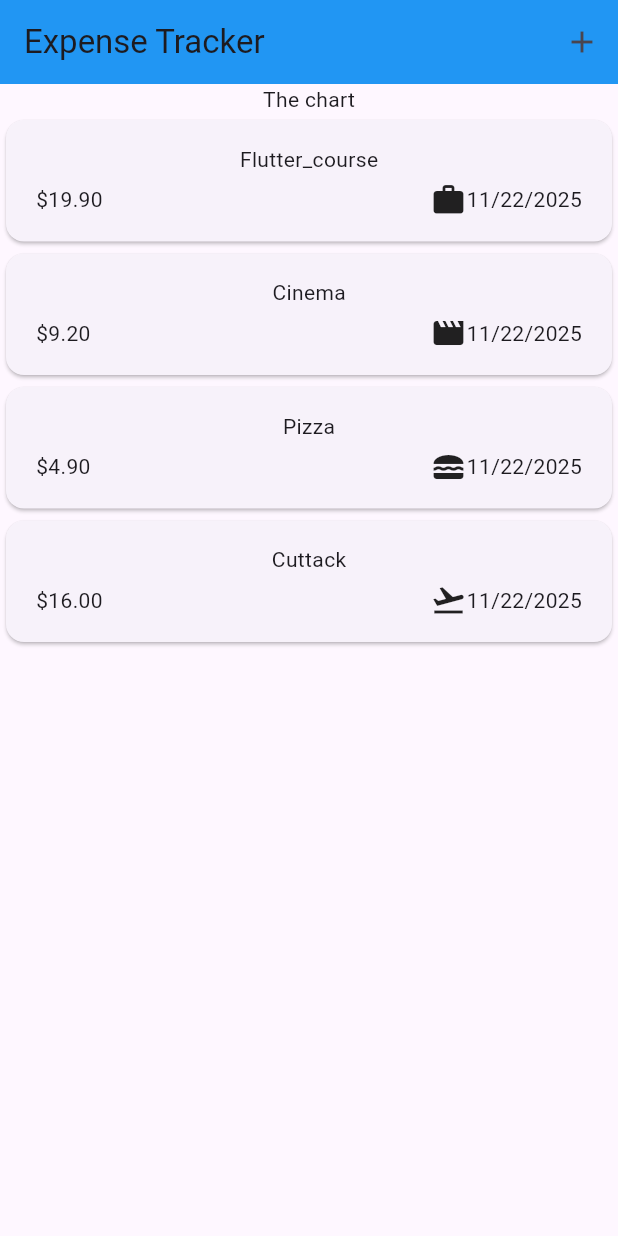
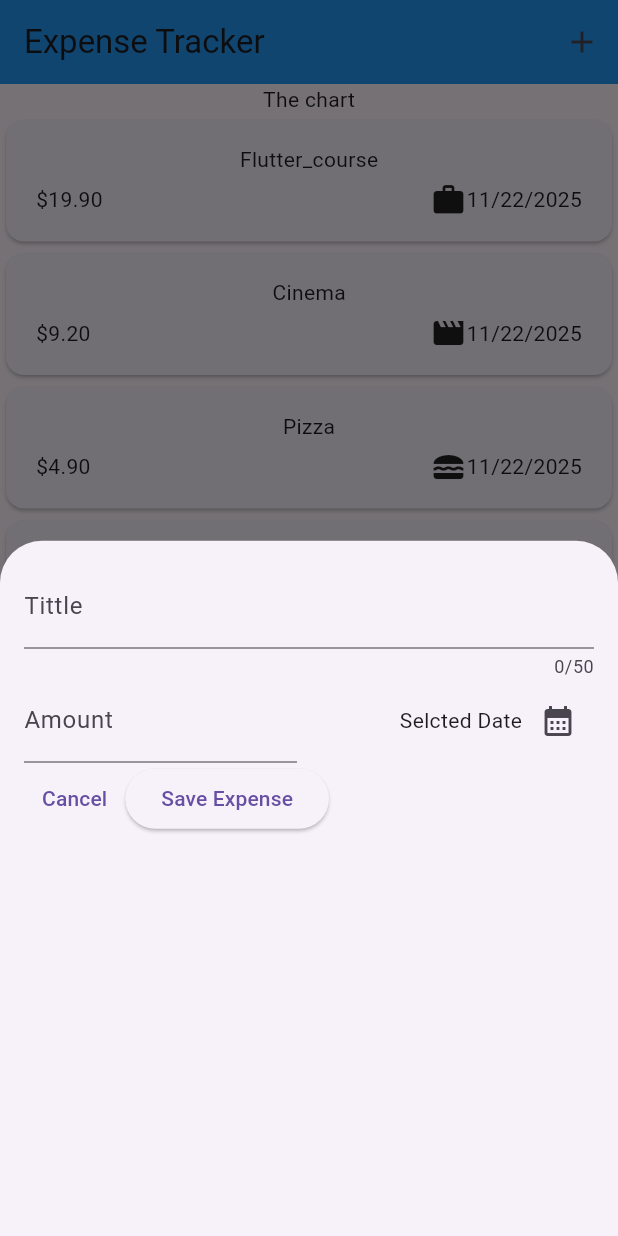
Before and after one commit to theDeveloper7-stack/App-Development, a Flutter app: the screen it shows after launch, after a tap on the "add" icon, on a phone screen of 412 x 824 dp. Run offline on Flutter 3.47's test engine with Material 3 defaults, Android fonts, the phone set to English and light mode, and no system bars.

Commit message:
modal sheel, text field and datepicker

```diff
--- a/lib/widgets/expenses.dart
+++ b/lib/widgets/expenses.dart
@@ -1,5 +1,6 @@
 import 'package:expense_tracker_app/widgets/expense_list/expenses_list.dart';
 import 'package:expense_tracker_app/models/expense.dart';
+import 'package:expense_tracker_app/widgets/new_expense.dart';
 import 'package:flutter/material.dart';
 
 class Expenses extends StatefulWidget {
@@ -12,13 +13,43 @@ class Expenses extends StatefulWidget {
 }
 
 class _ExpensesState extends State<Expenses> {
+  final List<Expense> _registeredExpenses = [
+    Expense(
+      title: 'Flutter_course',
+      amount: 19.9,
+      date: DateTime.now(),
+      category: Category.work,
+    ),
+    Expense(
+      title: 'Cinema',
+      amount: 9.2,
+      date: DateTime.now(),
+      category: Category.leisure,
+    ),
+    Expense(
+      title: 'Pizza',
+      amount: 4.9,
+      date: DateTime.now(),
+      category: Category.food,
+    ),
+    Expense(
+      title: 'Cuttack',
+      amount: 16.0,
+      date: DateTime.now(),
+      category: Category.travel,
+    ),
+  ];
 
-  final List<Expense> _registeredExpenses = [
-    Expense(title: 'Flutter_course', amount: 19.9, date: DateTime.now(), category: Category.work),
-    Expense(title: 'Cinema', amount: 9.2, date: DateTime.now(), category: Category.leisure),
-    Expense(title: 'Pizza', amount: 4.9, date: DateTime.now(), category: Category.food),
-    Expense(title: 'Cuttack', amount: 16.0, date: DateTime.now(), category: Category.travel),
-  ];
+  void _openAddExpenseOverlay() {
+    // It covers part of the screen from the bottom and rest UI becomes dimmed
+    // It feels like a pop up dialog but styled like a sheet.
+    showModalBottomSheet(
+      context: context,
+      builder: (ctx) {
+        return NewExpense();
+      },
+    );
+  }
 
   @override
   Widget build(BuildContext context) {
@@ -27,20 +58,17 @@ class _ExpensesState extends State<Expenses> {
         title: Text('Expense Tracker'),
         backgroundColor: Colors.blue,
         actions: [
-          IconButton(
-              onPressed: (){},
-              icon: Icon(Icons.add),
-            )
+          IconButton(onPressed: _openAddExpenseOverlay, icon: Icon(Icons.add)),
         ],
       ),
       body: Column(
-      children: [
+        children: [
           Text('The chart'),
           Expanded(
             child: ExpensesList(expenses_var: _registeredExpenses),
             // since it is a column or listView inside a column widget so we have to set
             // it to expanded so that it takes the required space
-            )
+          ),
         ],
       ),
     );
--- /dev/null
+++ b/lib/widgets/new_expense.dart
@@ -0,0 +1,105 @@
+import 'package:flutter/material.dart';
+
+class NewExpense extends StatefulWidget {
+  const NewExpense({super.key});
+
+  @override
+  State<NewExpense> createState() {
+    return _NewExpenseState();
+  }
+}
+
+class _NewExpenseState extends State<NewExpense> {
+  // var _enteredTitle = '';
+
+  // void _saveTitleInput(String inputValue) {
+  //   _enteredTitle = inputValue;
+  // }
+
+  final _titleController = TextEditingController();
+  final _amountController = TextEditingController();
+
+  @override
+  void dispose() {
+    _titleController.dispose();
+    _amountController.dispose();
+    super.dispose();
+  }
+  // This will clear the memory when the widget is not in use
+
+  void _datePicker() {
+    final now = DateTime.now();
+    final firstDate = DateTime(now.year - 25, now.month, now.day);
+    final lastDate = DateTime.now();
+    showDatePicker(
+      context: context,
+      initialDate: now,
+      firstDate: firstDate,
+      lastDate: lastDate,
+    );
+  }
+
+  @override
+  Widget build(BuildContext context) {
+    return Padding(
+      padding: EdgeInsets.all(16),
+      child: Column(
+        children: [
+          TextField(
+            // onChanged: _saveTitleInput,
+            controller: _titleController,
+            maxLength: 50,
+            decoration: InputDecoration(label: Text('Tittle')),
+          ),
+          Row(
+            children: [
+              Expanded(
+                child: TextField(
+                  // onChanged: _saveTitleInput,
+                  controller: _amountController,
+                  keyboardType: TextInputType.number,
+                  decoration: InputDecoration(
+                    label: Text('Amount'),
+                    prefixText: '\$ ',
+                    // this will add the $ sign before the numbers
+                  ),
+                ),
+              ),
+              SizedBox(width: 16),
+              Expanded(
+                child: Row(
+                  mainAxisAlignment: MainAxisAlignment.end,
+                  crossAxisAlignment: CrossAxisAlignment.center,
+                  children: [
+                    Text('Selcted Date'),
+                    IconButton(
+                      onPressed: _datePicker,
+                      icon: Icon(Icons.calendar_month),
+                    ),
+                  ],
+                ),
+              ),
+            ],
+          ),
+          Row(
+            children: [
+              TextButton(
+                onPressed: () {
+                  Navigator.pop(context);
+                },
+                child: Text('Cancel'),
+              ),
+              ElevatedButton(
+                onPressed: () {
+                  print(_titleController.text);
+                  print(_amountController.text);
+                },
+                child: Text('Save Expense'),
+              ),
+            ],
+          ),
+        ],
+      ),
+    );
+  }
+}
```
